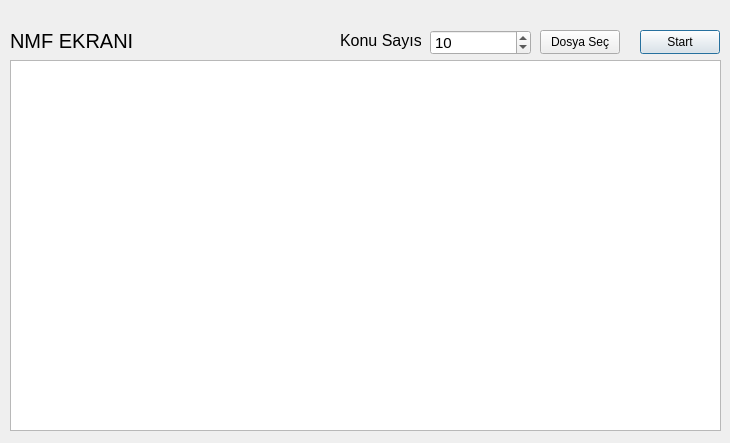
Before: the Qt Designer form NMF.ui in emirkyz/topic_model_ui, drawn with Qt 5.
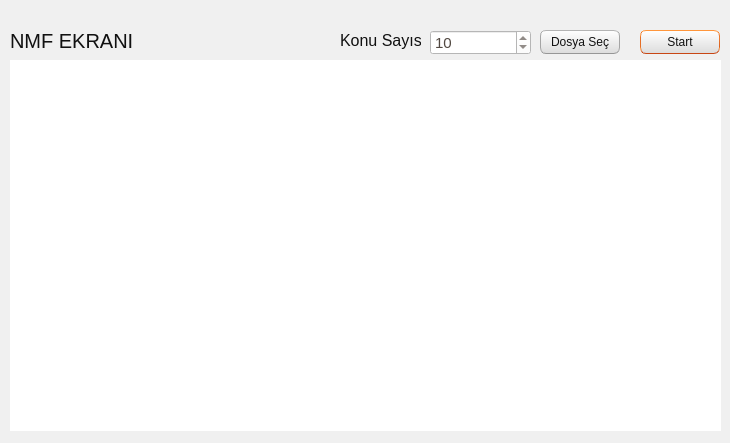
After: the same form once the commit is applied.

What changed in the file:
```diff
--- a/NMF.ui
+++ b/NMF.ui
@@ -13,6 +13,504 @@
   <property name="windowTitle">
    <string>Dialog</string>
   </property>
+  <property name="styleSheet">
+   <string notr="true">/*
+Ubuntu Style Sheet for QT Applications
+Author: Jaime A. Quiroga P.
+Company: GTRONICK
+Last updated: 01/10/2021 (dd/mm/yyyy), 15:18.
+Available at: https://github.com/GTRONICK/QSS/blob/master/Ubuntu.qss
+*/
+QMainWindow {
+	background-color:#f0f0f0;
+}
+QCheckBox {
+	padding:2px;
+}
+QCheckBox:hover {
+	border:1px solid rgb(255,150,60);
+	border-radius:4px;
+	padding: 1px;
+	background-color:qlineargradient(spread:pad, x1:0.5, y1:1, x2:0.5, y2:0, stop:0 rgba(190, 90, 50, 50), stop:1 rgba(250, 130, 40, 50));
+}
+QCheckBox::indicator:checked {
+	border:1px solid rgb(246, 134, 86);
+	border-radius:4px;
+  	background-color:rgb(246, 134, 86)
+}
+QCheckBox::indicator:unchecked {
+	border-width:1px solid rgb(246, 134, 86);
+	border-radius:4px;
+  	background-color:rgb(255,255,255);
+}
+QColorDialog {
+	background-color:#f0f0f0;
+}
+QComboBox {
+	color:rgb(81,72,65);
+	background: #ffffff;
+}
+QComboBox:editable {
+	selection-color:rgb(81,72,65);
+	selection-background-color: #ffffff;
+}
+QComboBox QAbstractItemView {
+	selection-color: #ffffff;
+	selection-background-color: rgb(246, 134, 86);
+}
+QComboBox:!editable:on, QComboBox::drop-down:editable:on {
+	color:  #1e1d23;	
+}
+QDateTimeEdit, QDateEdit, QDoubleSpinBox, QFontComboBox {
+	color:rgb(81,72,65);
+	background-color: #ffffff;
+}
+
+QDialog {
+	background-color:#f0f0f0;
+}
+
+QLabel,QLineEdit {
+	color:rgb(17,17,17);
+}
+QLineEdit {
+	background-color:rgb(255,255,255);
+	selection-background-color:rgb(236,116,64);
+}
+QMenuBar {
+	color:rgb(223,219,210);
+	background-color:rgb(65,64,59);
+}
+QMenuBar::item {
+	padding-top:4px;
+	padding-left:4px;
+	padding-right:4px;
+	color:rgb(223,219,210);
+	background-color:rgb(65,64,59);
+}
+QMenuBar::item:selected {
+	color:rgb(255,255,255);
+	padding-top:2px;
+	padding-left:2px;
+	padding-right:2px;
+	border-top-width:2px;
+	border-left-width:2px;
+	border-right-width:2px;
+	border-top-right-radius:4px;
+	border-top-left-radius:4px;
+	border-style:solid;
+	background-color:rgb(65,64,59);
+	border-top-color: rgb(47,47,44);
+	border-right-color: qlineargradient(spread:pad, x1:0, y1:1, x2:1, y2:0, stop:0 rgba(90, 87, 78, 255), stop:1 rgba(47,47,44, 255));
+	border-left-color:  qlineargradient(spread:pad, x1:1, y1:0, x2:0, y2:0, stop:0 rgba(90, 87, 78, 255), stop:1 rgba(47,47,44, 255));
+}
+QMenu {
+	color:rgb(223,219,210);
+	background-color:rgb(65,64,59);
+}
+QMenu::item {
+	color:rgb(223,219,210);
+	padding:4px 10px 4px 20px;
+}
+QMenu::item:selected {
+	color:rgb(255,255,255);
+	background-color: qlineargradient(spread:pad, x1:0.5, y1:1, x2:0.5, y2:0, stop:0 rgba(225, 108, 54, 255), stop:1 rgba(246, 134, 86, 255));
+	border-style:solid;
+	border-width:3px;
+	padding:4px 7px 4px 17px;
+	border-bottom-color:qlineargradient(spread:pad, x1:0.5, y1:1, x2:0.5, y2:0, stop:0 rgba(175,85,48,255), stop:1 rgba(236,114,67, 255));
+	border-top-color:qlineargradient(spread:pad, x1:0.5, y1:1, x2:0.5, y2:0, stop:0 rgba(253,156,113,255), stop:1 rgba(205,90,46, 255));
+	border-right-color:qlineargradient(spread:pad, x1:0, y1:0.5, x2:1, y2:0.5, stop:0 rgba(253,156,113,255), stop:1 rgba(205,90,46, 255));
+	border-left-color:qlineargradient(spread:pad, x1:1, y1:0.5, x2:0, y2:0.5, stop:0 rgba(253,156,113,255), stop:1 rgba(205,90,46, 255));
+}
+QPlainTextEdit {
+	border: 1px solid transparent;
+	color:rgb(17,17,17);
+	selection-background-color:rgb(236,116,64);
+    background-color: #FFFFFF;
+}
+QProgressBar {
+	text-align: center;
+	color: rgb(0, 0, 0);
+	border: 1px inset rgb(150,150,150); 
+	border-radius: 10px;
+	background-color:rgb(221,221,219);
+}
+QProgressBar::chunk:horizontal {
+	background-color: qlineargradient(spread:pad, x1:0.5, y1:1, x2:0.5, y2:0, stop:0 rgba(225, 108, 54, 255), stop:1 rgba(246, 134, 86, 255));
+	border:1px solid;
+	border-radius:8px;
+	border-bottom-color:qlineargradient(spread:pad, x1:0.5, y1:1, x2:0.5, y2:0, stop:0 rgba(175,85,48,255), stop:1 rgba(236,114,67, 255));
+	border-top-color:qlineargradient(spread:pad, x1:0.5, y1:1, x2:0.5, y2:0, stop:0 rgba(253,156,113,255), stop:1 rgba(205,90,46, 255));
+	border-right-color:qlineargradient(spread:pad, x1:0, y1:0.5, x2:1, y2:0.5, stop:0 rgba(253,156,113,255), stop:1 rgba(205,90,46, 255));
+	border-left-color:qlineargradient(spread:pad, x1:1, y1:0.5, x2:0, y2:0.5, stop:0 rgba(253,156,113,255), stop:1 rgba(205,90,46, 255));
+}
+QPushButton{
+	color:rgb(17,17,17);
+	border-width: 1px;
+	border-radius: 6px;
+	border-bottom-color: rgb(150,150,150);
+	border-right-color: rgb(165,165,165);
+	border-left-color: rgb(165,165,165);
+	border-top-color: rgb(180,180,180);
+	border-style: solid;
+	padding: 4px;
+	background-color: qlineargradient(spread:pad, x1:0.5, y1:1, x2:0.5, y2:0, stop:0 rgba(220, 220, 220, 255), stop:1 rgba(255, 255, 255, 255));
+}
+QPushButton:hover{
+	color:rgb(17,17,17);
+	border-width: 1px;
+	border-radius:6px;
+	border-top-color: rgb(255,150,60);
+	border-right-color: qlineargradient(spread:pad, x1:0, y1:1, x2:1, y2:0, stop:0 rgba(200, 70, 20, 255), stop:1 rgba(255,150,60, 255));
+	border-left-color:  qlineargradient(spread:pad, x1:1, y1:0, x2:0, y2:0, stop:0 rgba(200, 70, 20, 255), stop:1 rgba(255,150,60, 255));
+	border-bottom-color: rgb(200,70,20);
+	border-style: solid;
+	padding: 2px;
+	background-color: qlineargradient(spread:pad, x1:0.5, y1:1, x2:0.5, y2:0, stop:0 rgba(220, 220, 220, 255), stop:1 rgba(255, 255, 255, 255));
+}
+QPushButton:default{
+	color:rgb(17,17,17);
+	border-width: 1px;
+	border-radius:6px;
+	border-top-color: rgb(255,150,60);
+	border-right-color: qlineargradient(spread:pad, x1:0, y1:1, x2:1, y2:0, stop:0 rgba(200, 70, 20, 255), stop:1 rgba(255,150,60, 255));
+	border-left-color:  qlineargradient(spread:pad, x1:1, y1:0, x2:0, y2:0, stop:0 rgba(200, 70, 20, 255), stop:1 rgba(255,150,60, 255));
+	border-bottom-color: rgb(200,70,20);
+	border-style: solid;
+	padding: 2px;
+	background-color: qlineargradient(spread:pad, x1:0.5, y1:1, x2:0.5, y2:0, stop:0 rgba(220, 220, 220, 255), stop:1 rgba(255, 255, 255, 255));
+}
+QPushButton:pressed{
+	color:rgb(17,17,17);
+	border-width: 1px;
+	border-radius: 6px;
+	border-width: 1px;
+	border-top-color: rgba(255,150,60,200);
+	border-right-color: qlineargradient(spread:pad, x1:0, y1:1, x2:1, y2:0, stop:0 rgba(200, 70, 20, 255), stop:1 rgba(255,150,60, 200));
+	border-left-color:  qlineargradient(spread:pad, x1:1, y1:0, x2:0, y2:0, stop:0 rgba(200, 70, 20, 255), stop:1 rgba(255,150,60, 200));
+	border-bottom-color: rgba(200,70,20,200);
+	border-style: solid;
+	padding: 2px;
+	background-color: qlineargradient(spread:pad, x1:0.5, y1:0, x2:0.5, y2:1, stop:0 rgba(220, 220, 220, 255), stop:1 rgba(255, 255, 255, 255));
+}
+QPushButton:disabled{
+	color:rgb(174,167,159);
+	border-width: 1px;
+	border-radius: 6px;
+	background-color: qlineargradient(spread:pad, x1:0.5, y1:1, x2:0.5, y2:0, stop:0 rgba(200, 200, 200, 255), stop:1 rgba(230, 230, 230, 255));
+}
+QRadioButton {
+	padding: 1px;
+}
+QRadioButton::indicator:checked {
+	height: 10px;
+	width: 10px;
+	border-style:solid;
+	border-radius:5px;
+	border-width: 1px;
+	border-color: rgba(246, 134, 86, 255);
+	color: #a9b7c6;
+	background-color:rgba(246, 134, 86, 255);
+}
+QRadioButton::indicator:!checked {
+	height: 10px;
+	width: 10px;
+	border-style:solid;
+	border-radius:5px;
+	border-width: 1px;
+	border-color: rgb(246, 134, 86);
+	color: #a9b7c6;
+	background-color: transparent;
+}
+QScrollArea {
+	color: white;
+	background-color:#f0f0f0;
+}
+QSlider::groove {
+	border-style: solid;
+	border-width: 1px;
+	border-color: rgb(207,207,207);
+}
+QSlider::groove:horizontal {
+	height: 5px;
+	background: rgb(246, 134, 86);
+}
+QSlider::groove:vertical {
+	width: 5px;
+	background: rgb(246, 134, 86);
+}
+QSlider::handle:horizontal {
+	background: rgb(253,253,253);
+	border-style: solid;
+	border-width: 1px;
+	border-color: rgb(207,207,207);
+	width: 12px;
+	margin: -5px 0;
+	border-radius: 7px;
+}
+QSlider::handle:vertical {
+	background: rgb(253,253,253);
+	border-style: solid;
+	border-width: 1px;
+	border-color: rgb(207,207,207);
+	height: 12px;
+	margin: 0 -5px;
+	border-radius: 7px;
+}
+QSlider::add-page:horizontal, QSlider::add-page:vertical {
+ 	background: white;
+}
+QSlider::sub-page:horizontal, QSlider::sub-page:vertical {
+	background: rgb(246, 134, 86);
+}
+QStatusBar, QSpinBox {
+	color:rgb(81,72,65);
+}
+QSpinBox {
+	background-color: #ffffff;
+}
+QScrollBar:horizontal {
+	max-height: 20px;
+	border: 1px transparent;
+	margin: 0px 20px 0px 20px;
+}
+QScrollBar::handle:horizontal {
+	background: rgb(253,253,253);
+	border: 1px solid rgb(207,207,207);
+	border-radius: 7px;
+	min-width: 25px;
+}
+QScrollBar::handle:horizontal:hover {
+	background: rgb(253,253,253);
+	border: 1px solid rgb(255,150,60);
+	border-radius: 7px;
+	min-width: 25px;
+}
+QScrollBar::add-line:horizontal {
+  	border: 1px solid rgb(207,207,207);
+  	border-top-right-radius: 7px;
+  	border-top-left-radius: 7px;
+  	border-bottom-right-radius: 7px;
+  	background: rgb(255, 255, 255);
+  	width: 20px;
+  	subcontrol-position: right;
+  	subcontrol-origin: margin;
+}
+QScrollBar::add-line:horizontal:hover {
+  	border: 1px solid rgb(255,150,60);
+  	border-top-right-radius: 7px;
+  	border-top-left-radius: 7px;
+  	border-bottom-right-radius: 7px;
+  	background: rgb(255, 255, 255);
+  	width: 20px;
+  	subcontrol-position: right;
+  	subcontrol-origin: margin;
+}
+QScrollBar::add-line:horizontal:pressed {
+  	border: 1px solid grey;
+  	border-top-left-radius: 7px;
+  	border-top-right-radius: 7px;
+  	border-bottom-right-radius: 7px;
+  	background: rgb(231,231,231);
+  	width: 20px;
+  	subcontrol-position: right;
+  	subcontrol-origin: margin;
+}
+QScrollBar::sub-line:horizontal {
+  	border: 1px solid rgb(207,207,207);
+  	border-top-right-radius: 7px;
+  	border-top-left-radius: 7px;
+  	border-bottom-left-radius: 7px;
+  	background: rgb(255, 255, 255);
+  	width: 20px;
+  	subcontrol-position: left;
+  	subcontrol-origin: margin;
+}
+QScrollBar::sub-line:horizontal:hover {
+  	border: 1px solid rgb(255,150,60);
+  	border-top-right-radius: 7px;
+  	border-top-left-radius: 7px;
+  	border-bottom-left-radius: 7px;
+  	background: rgb(255, 255, 255);
+  	width: 20px;
+  	subcontrol-position: left;
+  	subcontrol-origin: margin;
+}
+QScrollBar::sub-line:horizontal:pressed {
+  	border: 1px solid grey;
+  	border-top-right-radius: 7px;
+  	border-top-left-radius: 7px;
+  	border-bottom-left-radius: 7px;
+  	background: rgb(231,231,231);
+  	width: 20px;
+  	subcontrol-position: left;
+  	subcontrol-origin: margin;
+}
+QScrollBar::left-arrow:horizontal {
+  	border: 1px transparent grey;
+  	border-top-left-radius: 3px;
+  	border-bottom-left-radius: 3px;
+  	width: 6px;
+  	height: 6px;
+  	background: rgb(230,230,230);
+}
+QScrollBar::right-arrow:horizontal {
+	border: 1px transparent grey;
+	border-top-right-radius: 3px;
+	border-bottom-right-radius: 3px;
+  	width: 6px;
+  	height: 6px;
+ 	background: rgb(230,230,230);
+}
+QScrollBar::add-page:horizontal, QScrollBar::sub-page:horizontal {
+ 	background: none;
+} 
+QScrollBar:vertical {
+	max-width: 20px;
+	border: 1px transparent grey;
+	margin: 20px 0px 20px 0px;
+}
+QScrollBar::add-line:vertical {
+	border: 1px solid;
+	border-color: rgb(207,207,207);
+	border-bottom-right-radius: 7px;
+	border-bottom-left-radius: 7px;
+	border-top-left-radius: 7px;
+	background: rgb(255, 255, 255);
+  	height: 20px;
+  	subcontrol-position: bottom;
+  	subcontrol-origin: margin;
+}
+QScrollBar::add-line:vertical:hover {
+  	border: 1px solid;
+  	border-color: rgb(255,150,60);
+  	border-bottom-right-radius: 7px;
+  	border-bottom-left-radius: 7px;
+  	border-top-left-radius: 7px;
+  	background: rgb(255, 255, 255);
+  	height: 20px;
+  	subcontrol-position: bottom;
+  	subcontrol-origin: margin;
+}
+QScrollBar::add-line:vertical:pressed {
+  	border: 1px solid grey;
+  	border-bottom-left-radius: 7px;
+  	border-bottom-right-radius: 7px;
+  	border-top-left-radius: 7px;
+  	background: rgb(231,231,231);
+  	height: 20px;
+  	subcontrol-position: bottom;
+  	subcontrol-origin: margin;
+}
+QScrollBar::sub-line:vertical {
+  	border: 1px solid rgb(207,207,207);
+  	border-top-right-radius: 7px;
+  	border-top-left-radius: 7px;
+  	border-bottom-left-radius: 7px;
+  	background: rgb(255, 255, 255);
+  	height: 20px;
+  	subcontrol-position: top;
+  	subcontrol-origin: margin;
+}
+QScrollBar::sub-line:vertical:hover {
+  	border: 1px solid rgb(255,150,60);
+  	border-top-right-radius: 7px;
+  	border-top-left-radius: 7px;
+  	border-bottom-left-radius: 7px;
+	background: rgb(255, 255, 255);
+  	height: 20px;
+  	subcontrol-position: top;
+  	subcontrol-origin: margin;
+}
+QScrollBar::sub-line:vertical:pressed {
+  	border: 1px solid grey;
+  	border-top-left-radius: 7px;
+  	border-top-right-radius: 7px;
+  	background: rgb(231,231,231);
+ 	height: 20px;
+  	subcontrol-position: top;
+  	subcontrol-origin: margin;
+}
+QScrollBar::handle:vertical {
+	background: rgb(253,253,253);
+	border: 1px solid rgb(207,207,207);
+	border-radius: 7px;
+	min-height: 25px;
+}
+QScrollBar::handle:vertical:hover {
+	background: rgb(253,253,253);
+	border: 1px solid rgb(255,150,60);
+	border-radius: 7px;
+	min-height: 25px;
+}
+QScrollBar::up-arrow:vertical {
+	border: 1px transparent grey;
+  	border-top-left-radius: 3px;
+	border-top-right-radius: 3px;
+  	width: 6px;
+  	height: 6px;
+  	background: rgb(230,230,230);
+}
+QScrollBar::down-arrow:vertical {
+  	border: 1px transparent grey;
+  	border-bottom-left-radius: 3px;
+  	border-bottom-right-radius: 3px;
+  	width: 6px;
+  	height: 6px;
+  	background: rgb(230,230,230);
+}
+QScrollBar::add-page:vertical, QScrollBar::sub-page:vertical {
+  	background: none;
+}
+QTabWidget {
+	color:rgb(0,0,0);
+	background-color:rgb(247,246,246);
+}
+QTabWidget::pane {
+	border-color: rgb(180,180,180);
+	background-color:rgb(247,246,246);
+	border-style: solid;
+	border-width: 1px;
+  	border-radius: 6px;
+}
+QTabBar::tab {
+	padding-left:4px;
+	padding-right:4px;
+	padding-bottom:2px;
+	padding-top:2px;
+	color:rgb(81,72,65);
+  	background-color: qlineargradient(spread:pad, x1:0.5, y1:1, x2:0.5, y2:0, stop:0 rgba(221,218,217,255), stop:1 rgba(240,239,238,255));
+	border-style: solid;
+	border-width: 1px;
+  	border-top-right-radius:4px;
+	border-top-left-radius:4px;
+	border-top-color: rgb(180,180,180);
+	border-left-color: rgb(180,180,180);
+	border-right-color: rgb(180,180,180);
+	border-bottom-color: transparent;
+}
+QTabBar::tab:selected, QTabBar::tab:last:selected, QTabBar::tab:hover {
+  	background-color:rgb(247,246,246);
+  	margin-left: 0px;
+  	margin-right: 1px;
+}
+QTabBar::tab:!selected {
+	margin-top: 1px;
+	margin-right: 1px;
+}
+QTextEdit {
+	border-width: 1px;
+	border-style: solid;
+	border-color:transparent;
+	color:rgb(17,17,17);
+	selection-background-color:rgb(236,116,64);
+}
+QTimeEdit, QToolBox, QToolBox::tab, QToolBox::tab:selected {
+	color:rgb(81,72,65);
+	background-color: #ffffff;
+}</string>
+  </property>
   <widget class="QLabel" name="label">
    <property name="geometry">
     <rect>
```
